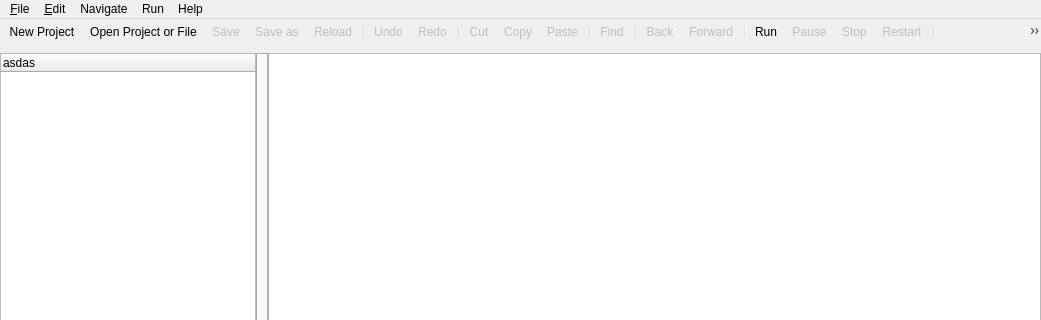
Above: NWTR_Robotics_GUI/mainwindow.ui from mnowator/SCARA_Control before the change; both pictures show x 0 to 1041 and y 0 to 320 of the 1041 by 574 pixel window. Below: the same form after it.
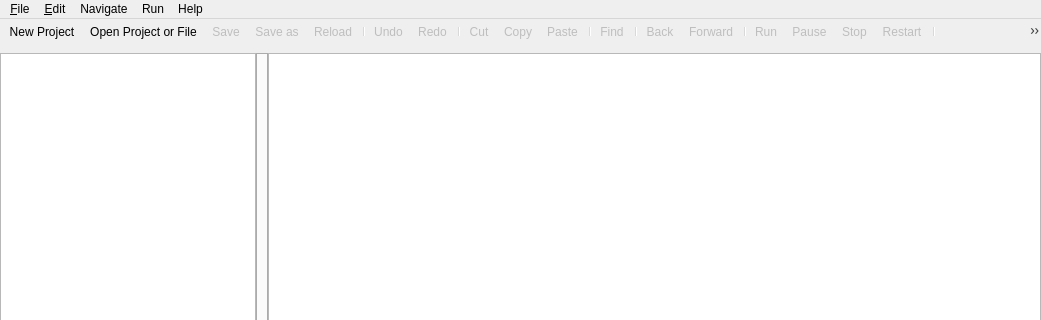
That is the form after the change. Icons and pictures are not drawn.

Patch:
```diff
--- a/NWTR_Robotics_GUI/mainwindow.ui
+++ b/NWTR_Robotics_GUI/mainwindow.ui
@@ -60,7 +60,7 @@
           <bool>false</bool>
          </property>
          <attribute name="headerVisible">
-          <bool>true</bool>
+          <bool>false</bool>
          </attribute>
          <column>
           <property name="text">
@@ -370,7 +370,7 @@
   </action>
   <action name="actionRun">
    <property name="enabled">
-    <bool>true</bool>
+    <bool>false</bool>
    </property>
    <property name="icon">
     <iconset resource="resource.qrc">
```
